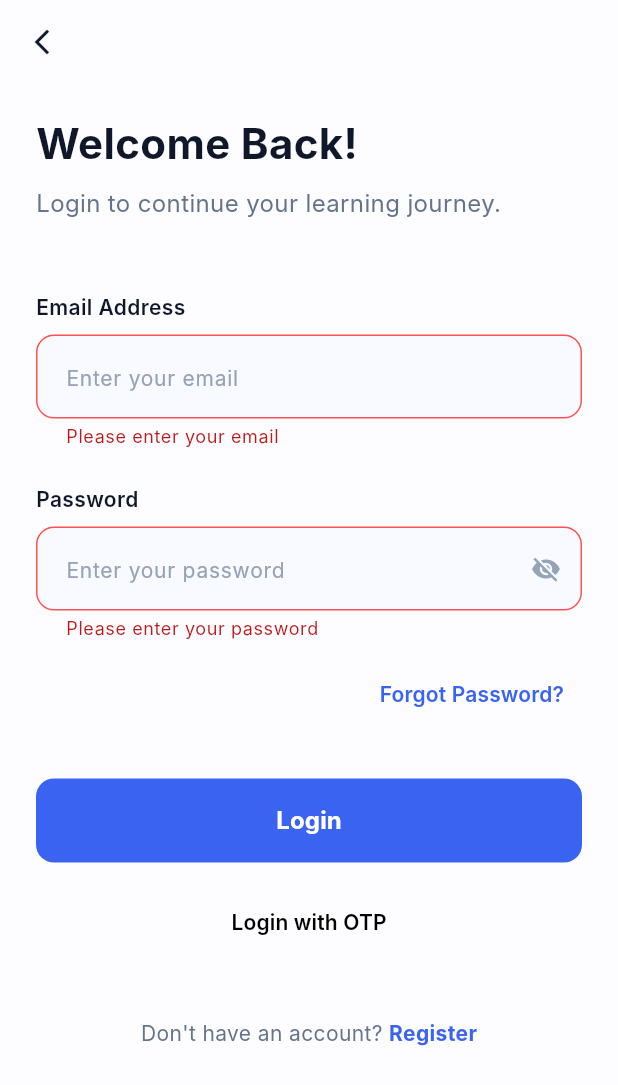
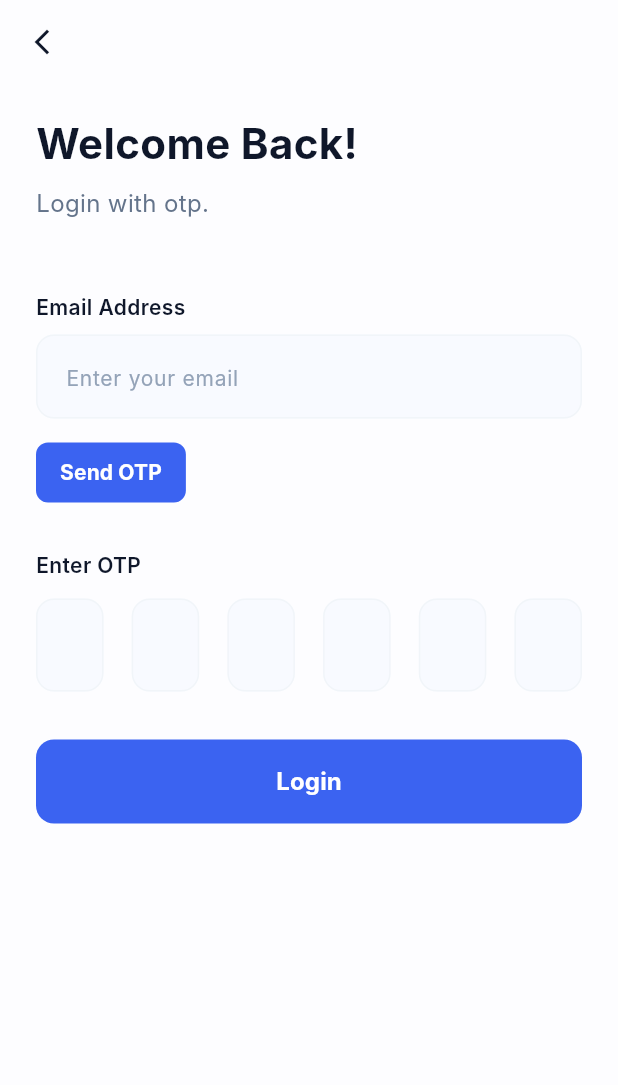
Before and after one commit to horizn10/spsc_ready, a Flutter app: the LoginPage screen opened by its route, after a tap on "Login", after a tap on "Login with OTP", on a phone screen of 412 x 824 dp. Shown: the top 1085 px of the screen. Run offline on Flutter 3.47's test engine with Material 3 defaults, Android fonts, the phone set to English and light mode, and no system bars; our stand-ins replace flutter_secure_storage; missing offline and left inert: syncfusion_flutter_pdfviewer; accounts and stored records are empty; network calls fail; Roboto replaces fonts that are missing (Inter).

Commit message:
Login with OTP

```diff
--- a/lib/main.dart
+++ b/lib/main.dart
@@ -3,6 +3,7 @@ import 'core/theme/app_colors.dart';
 import 'presentation/navigation/main_navigation_wrapper.dart';
 import 'presentation/pages/auth/login_page.dart';
 import 'presentation/pages/auth/register_page.dart';
+import 'presentation/pages/auth/otp_login_page.dart';
 import 'presentation/pages/profile/user_profile_screen.dart';
 import 'core/services/auth_service.dart';
 import 'core/services/bookmark_service.dart';
@@ -59,6 +60,7 @@ class SpscReadyApp extends StatelessWidget {
         '/': (context) => const MainNavigationWrapper(),
         '/login': (context) => const LoginPage(),
         '/register': (context) => const RegisterPage(),
+        '/otp-login': (context) => const OtpLoginPage(),
         '/profile': (context) => const UserProfileScreen(),
       },
       initialRoute: '/',
--- a/lib/presentation/pages/auth/login_page.dart
+++ b/lib/presentation/pages/auth/login_page.dart
@@ -285,7 +285,7 @@ class _LoginPageState extends State<LoginPage> {
                 Center(
                   child: TextButton(
                     onPressed: () {
-                      // Handle OTP Login logic
+                      Navigator.pushNamed(context, '/otp-login');
                     },
                     child: const Text(
                       'Login with OTP',
--- /dev/null
+++ b/lib/presentation/pages/auth/otp_login_page.dart
@@ -0,0 +1,340 @@
+import 'dart:convert';
+import 'dart:io';
+import 'dart:async';
+import 'package:http/http.dart' as http;
+import 'package:flutter/material.dart';
+import 'package:flutter/services.dart';
+import '../../../core/theme/app_colors.dart';
+import '../../../core/services/auth_service.dart';
+
+class OtpLoginPage extends StatefulWidget {
+  const OtpLoginPage({super.key});
+
+  @override
+  State<OtpLoginPage> createState() => _OtpLoginPageState();
+}
+
+class _OtpLoginPageState extends State<OtpLoginPage> {
+  final _formKey = GlobalKey<FormState>();
+  final _emailController = TextEditingController();
+  final List<TextEditingController> _otpControllers = List.generate(6, (index) => TextEditingController());
+  final List<FocusNode> _focusNodes = List.generate(6, (index) => FocusNode());
+  bool _isLoading = false;
+
+  // Timer variables
+  Timer? _timer;
+  int _secondsRemaining = 30;
+  bool _isOtpSent = false;
+
+  @override
+  void dispose() {
+    _emailController.dispose();
+    _timer?.cancel();
+    for (var controller in _otpControllers) {
+      controller.dispose();
+    }
+    for (var node in _focusNodes) {
+      node.dispose();
+    }
+    super.dispose();
+  }
+
+  void _startTimer() {
+    setState(() {
+      _isOtpSent = true;
+      _secondsRemaining = 30;
+    });
+    _timer?.cancel();
+    _timer = Timer.periodic(const Duration(seconds: 1), (timer) {
+      setState(() {
+        if (_secondsRemaining > 0) {
+          _secondsRemaining--;
+        } else {
+          _isOtpSent = false;
+          _timer?.cancel();
+        }
+      });
+    });
+  }
+
+  InputDecoration _getInputDecoration({required String hintText}) {
+    return InputDecoration(
+      hintText: hintText,
+      hintStyle: const TextStyle(color: Color(0xFF94A3B8), fontSize: 14),
+      filled: true,
+      fillColor: const Color(0xFFF8FAFF),
+      contentPadding: const EdgeInsets.symmetric(horizontal: 16, vertical: 16),
+      enabledBorder: OutlineInputBorder(
+        borderRadius: BorderRadius.circular(12),
+        borderSide: const BorderSide(color: AppColors.border),
+      ),
+      focusedBorder: OutlineInputBorder(
+        borderRadius: BorderRadius.circular(12),
+        borderSide: const BorderSide(color: AppColors.primary, width: 1.5),
+      ),
+      errorBorder: OutlineInputBorder(
+        borderRadius: BorderRadius.circular(12),
+        borderSide: const BorderSide(color: Colors.redAccent, width: 1),
+      ),
+      focusedErrorBorder: OutlineInputBorder(
+        borderRadius: BorderRadius.circular(12),
+        borderSide: const BorderSide(color: Colors.redAccent, width: 1.5),
+      ),
+    );
+  }
+
+  Widget _buildOtpBox(int index) {
+    return SizedBox(
+      width: 45,
+      child: TextFormField(
+        controller: _otpControllers[index],
+        focusNode: _focusNodes[index],
+        keyboardType: TextInputType.number,
+        textAlign: TextAlign.center,
+        maxLength: 1,
+        style: const TextStyle(fontSize: 20, fontWeight: FontWeight.bold),
+        decoration: InputDecoration(
+          counterText: "",
+          filled: true,
+          fillColor: const Color(0xFFF8FAFF),
+          enabledBorder: OutlineInputBorder(
+            borderRadius: BorderRadius.circular(12),
+            borderSide: const BorderSide(color: AppColors.border),
+          ),
+          focusedBorder: OutlineInputBorder(
+            borderRadius: BorderRadius.circular(12),
+            borderSide: const BorderSide(color: AppColors.primary, width: 1.5),
+          ),
+        ),
+        onChanged: (value) {
+          if (value.isNotEmpty && index < 5) {
+            _focusNodes[index + 1].requestFocus();
+          } else if (value.isEmpty && index > 0) {
+            _focusNodes[index - 1].requestFocus();
+          }
+        },
+        inputFormatters: [
+          FilteringTextInputFormatter.digitsOnly,
+        ],
+      ),
+    );
+  }
+
+  @override
+  Widget build(BuildContext context) {
+    return Scaffold(
+      backgroundColor: AppColors.background,
+      appBar: AppBar(
+        backgroundColor: Colors.transparent,
+        elevation: 0,
+        leading: IconButton(
+          icon: const Icon(Icons.arrow_back_ios_new, color: AppColors.headingText, size: 20),
+          onPressed: () => Navigator.pop(context),
+        ),
+      ),
+      body: SafeArea(
+        child: SingleChildScrollView(
+          padding: const EdgeInsets.symmetric(horizontal: 24.0),
+          child: Form(
+            key: _formKey,
+            autovalidateMode: AutovalidateMode.onUserInteraction,
+            child: Column(
+              crossAxisAlignment: CrossAxisAlignment.start,
+              children: [
+                const SizedBox(height: 20),
+                const Text(
+                  'Welcome Back!',
+                  style: TextStyle(
+                    fontSize: 28,
+                    fontWeight: FontWeight.bold,
+                    color: AppColors.headingText,
+                  ),
+                ),
+                const SizedBox(height: 8),
+                const Text(
+                  'Login with otp.',
+                  style: TextStyle(
+                    fontSize: 16,
+                    color: AppColors.bodyText,
+                  ),
+                ),
+                const SizedBox(height: 48),
+                const Text(
+                  'Email Address',
+                  style: TextStyle(
+                    fontSize: 14,
+                    fontWeight: FontWeight.w600,
+                    color: AppColors.headingText,
+                  ),
+                ),
+                const SizedBox(height: 8),
+                TextFormField(
+                  controller: _emailController,
+                  keyboardType: TextInputType.emailAddress,
+                  decoration: _getInputDecoration(hintText: 'Enter your email'),
+                  validator: (value) {
+                    if (value == null || value.isEmpty) {
+                      return 'Please enter your email';
+                    }
+                    if (!RegExp(r'^[\w-\.]+@([\w-]+\.)+[\w-]{2,4}$').hasMatch(value)) {
+                      return 'Please enter a valid email';
+                    }
+                    return null;
+                  },
+                ),
+                const SizedBox(height: 16),
+                Row(
+                  children: [
+                    SizedBox(
+                      height: 40,
+                      child: ElevatedButton(
+                        onPressed: _isOtpSent ? null : () async {
+                          if (_emailController.text.isNotEmpty &&
+                              RegExp(r'^[\w-\.]+@([\w-]+\.)+[\w-]{2,4}$').hasMatch(_emailController.text)) {
+
+                            // Start timer and show success message
+                            _startTimer();
+
+                            if (mounted) {
+                              ScaffoldMessenger.of(context).showSnackBar(
+                                const SnackBar(
+                                  content: Text('OTP has been sent to your email address'),
+                                  backgroundColor: Colors.green,
+                                  behavior: SnackBarBehavior.floating,
+                                ),
+                              );
+                            }
+
+                            // Optional: Add logic here to call your backend API to actually send the OTP
+                            // try {
+                            //   // await authService.sendOtp(_emailController.text);
+                            // } catch (e) {
+                            //   ScaffoldMessenger.of(context).showSnackBar(
+                            //     const SnackBar(
+                            //       content: Text('Failed to send OTP. Please try again.'),
+                            //       backgroundColor: Colors.redAccent,
+                            //     ),
+                            //   );
+                            // }
+
+                          } else {
+                            ScaffoldMessenger.of(context).showSnackBar(
+                              const SnackBar(
+                                content: Text('Please enter a valid email address'),
+                                backgroundColor: Colors.orange,
+                                behavior: SnackBarBehavior.floating,
+                              ),
+                            );
+                          }
+                        },
+                        style: ElevatedButton.styleFrom(
+                          backgroundColor: AppColors.primary,
+                          foregroundColor: Colors.white,
+                          disabledBackgroundColor: AppColors.border,
+                          disabledForegroundColor: Colors.white,
+                          shape: RoundedRectangleBorder(
+                            borderRadius: BorderRadius.circular(8),
+                          ),
+                          elevation: 0,
+                          padding: const EdgeInsets.symmetric(horizontal: 16),
+                        ),
+                        child: const Text(
+                          'Send OTP',
+                          style: TextStyle(fontSize: 14, fontWeight: FontWeight.bold),
+                        ),
+                      ),
+                    ),
+                    if (_isOtpSent) ...[
+                      const SizedBox(width: 16),
+                      Text(
+                        'Resend Otp in $_secondsRemaining s',
+                        style: const TextStyle(
+                          color: AppColors.bodyText,
+                          fontSize: 13,
+                          fontWeight: FontWeight.w500,
+                        ),
+                      ),
+                    ],
+                  ],
+                ),
+                const SizedBox(height: 32),
+                const Text(
+                  'Enter OTP',
+                  style: TextStyle(
+                    fontSize: 14,
+                    fontWeight: FontWeight.w600,
+                    color: AppColors.headingText,
+                  ),
+                ),
+                const SizedBox(height: 12),
+                Row(
+                  mainAxisAlignment: MainAxisAlignment.spaceBetween,
+                  children: List.generate(6, (index) => _buildOtpBox(index)),
+                ),
+                const SizedBox(height: 32),
+                SizedBox(
+                  width: double.infinity,
+                  height: 56,
+                  child: ElevatedButton(
+                    onPressed: _isLoading ? null : () async {
+                      if (_formKey.currentState!.validate()) {
+                        String otp = _otpControllers.map((c) => c.text).join();
+                        if (otp.length < 6) {
+                          ScaffoldMessenger.of(context).showSnackBar(
+                            const SnackBar(content: Text('Please enter 6-digit OTP')),
+                          );
+                          return;
+                        }
+
+                        setState(() => _isLoading = true);
+
+                        // Placeholder for OTP login API call
+                        try {
+                           // Example:
+                           // final response = await http.post(
+                           //   Uri.parse('https://192.168.40.200:7241/api/account/login-otp'),
+                           //   headers: {'Content-Type': 'application/json'},
+                           //   body: jsonEncode({'email': _emailController.text, 'otp': otp}),
+                           // );
+
+                           // Mock success
+                           await Future.delayed(const Duration(seconds: 2));
+
+                           if (mounted) {
+                             ScaffoldMessenger.of(context).showSnackBar(
+                               const SnackBar(
+                                 content: Text('OTP Login feature coming soon!'),
+                                 backgroundColor: Colors.blue,
+                               ),
+                             );
+                           }
+                        } finally {
+                          if (mounted) setState(() => _isLoading = false);
+                        }
+                      }
+                    },
+                    style: ElevatedButton.styleFrom(
+                      backgroundColor: AppColors.primary,
+                      foregroundColor: Colors.white,
+                      shape: RoundedRectangleBorder(
+                        borderRadius: BorderRadius.circular(12),
+                      ),
+                      elevation: 0,
+                    ),
+                    child: _isLoading
+                      ? const CircularProgressIndicator(color: Colors.white)
+                      : const Text(
+                          'Login',
+                          style: TextStyle(fontSize: 16, fontWeight: FontWeight.bold),
+                        ),
+                  ),
+                ),
+                const SizedBox(height: 24),
+              ],
+            ),
+          ),
+        ),
+      ),
+    );
+  }
+}
```
